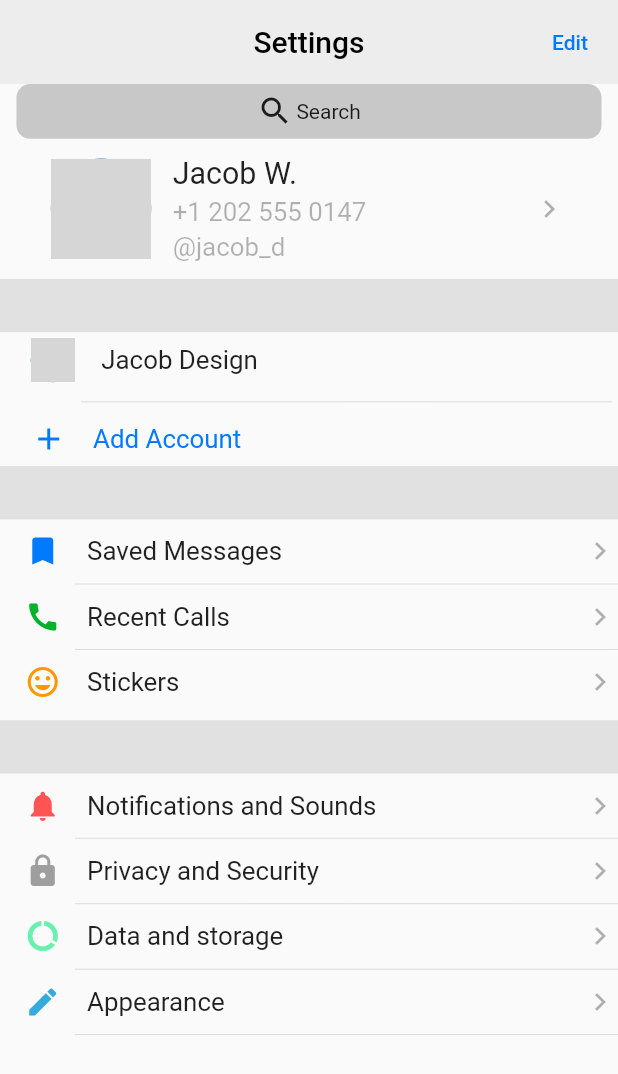
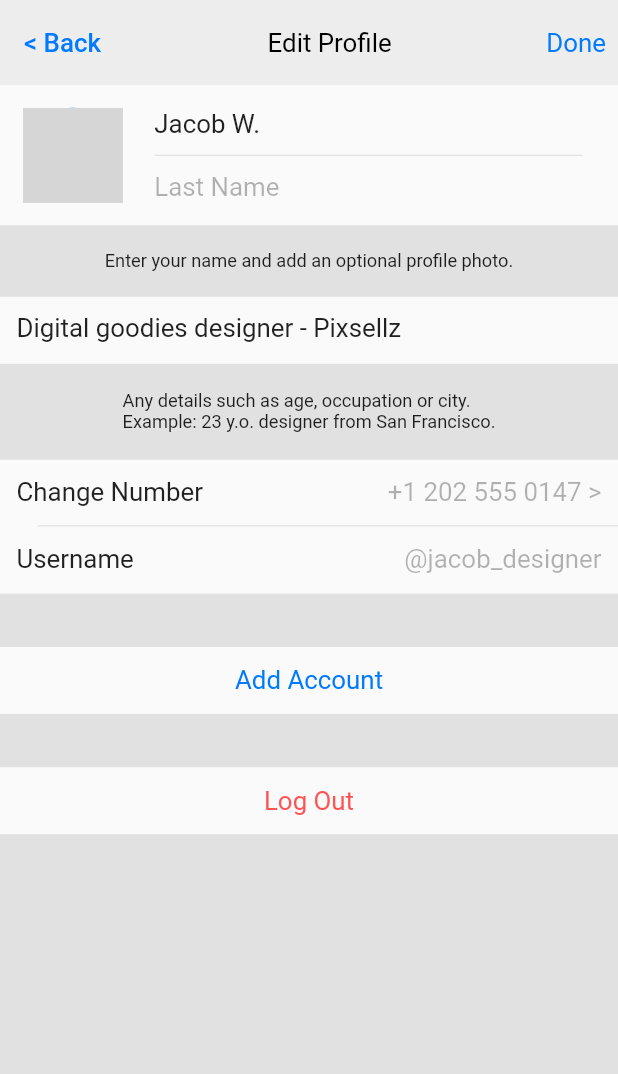
Before and after one commit to AbduraufUZB/telegramui, a Flutter app: the TgSettingsPage screen opened directly, after a tap on "Edit", on a phone screen of 412 x 824 dp. Shown: the top 1074 px of the screen. Run offline on Flutter 3.47's test engine with Material 2 defaults, Android fonts, the phone set to English and light mode, and no system bars; our stand-ins replace flutter_screenutil; network calls fail; grey boxes are pictures that could not be loaded.

Commit message:
added edit profile page

```diff
--- a/lib/routes/ui_routes.dart
+++ b/lib/routes/ui_routes.dart
@@ -2,6 +2,7 @@ import 'package:flutter/material.dart';
 import 'package:telegramui/core/components/tg_tabbar_page.dart';
 import 'package:telegramui/screens/auth/tg_authorization_page.dart';
 import 'package:telegramui/screens/contacts/contacts_info/contacts_info_page.dart';
+import 'package:telegramui/screens/settings/profile/tg_profile_page.dart';
 
 class UIRoutes {
   static final UIRoutes _instance = UIRoutes._init();
@@ -16,7 +17,12 @@ class UIRoutes {
       case "/tabbar":
         return MaterialPageRoute(builder: (ctx) => const TgTabBarPage());
       case "/contactsinfo":
-        return MaterialPageRoute(builder: (ctx) => ContactsInfoPage(map: args as Map,));
+        return MaterialPageRoute(
+            builder: (ctx) => ContactsInfoPage(
+                  map: args as Map,
+                ));
+      case "/profile":
+        return MaterialPageRoute(builder: (ctx) => const ProfilePage());
     }
   }
 }
--- /dev/null
+++ b/lib/screens/settings/profile/tg_profile_page.dart
@@ -0,0 +1,185 @@
+import 'package:flutter/material.dart';
+import 'package:flutter_screenutil/flutter_screenutil.dart';
+import 'package:telegramui/core/constants/color_const.dart';
+import 'package:telegramui/core/constants/font_const.dart';
+import 'package:telegramui/widgets/profile_widgets.dart';
+
+class ProfilePage extends StatelessWidget {
+  const ProfilePage({Key? key}) : super(key: key);
+
+  @override
+  Widget build(BuildContext context) {
+    return Scaffold(
+      body: SafeArea(
+        child: Column(
+          children: [
+            Container(
+              height: 56.h,
+              width: 375.w,
+              color: Colors.black.withOpacity(0.05),
+              child: Padding(
+                padding: const EdgeInsets.all(8.0),
+                child: Row(
+                  mainAxisAlignment: MainAxisAlignment.spaceBetween,
+                  children: [
+                    TextButton(
+                      onPressed: () {
+                        Navigator.pop(context);
+                      },
+                      child: Text("< Back",
+                          style: TextStyle(
+                              color: ColorConst.kBlueColor,
+                              fontSize: FontConst.kMediumFont.sp)),
+                    ),
+                    Text("Edit Profile",
+                        style: TextStyle(
+                            color: ColorConst.kBlackColor,
+                            fontSize: FontConst.kMediumFont.sp)),
+                    Text("Done",
+                        style: TextStyle(
+                            color: ColorConst.kBlueColor,
+                            fontSize: FontConst.kMediumFont.sp)),
+                  ],
+                ),
+              ),
+            ),
+            SizedBox(
+              height: 92.h,
+              width: 375.w,
+              child: Padding(
+                padding: const EdgeInsets.all(15.0),
+                child: Row(
+                  crossAxisAlignment: CrossAxisAlignment.center,
+                  children: [
+                    CircleAvatar(
+                        backgroundImage: const NetworkImage(
+                            "https://source.unsplash.com/random/1232"),
+                        radius: 33.r),
+                    SizedBox(width: 19.w),
+                    Expanded(
+                      child: Column(
+                        crossAxisAlignment: CrossAxisAlignment.start,
+                        mainAxisAlignment: MainAxisAlignment.spaceAround,
+                        children: [
+                          Text(
+                            "Jacob W.",
+                            style:
+                                TextStyle(fontSize: FontConst.kMediumFont.sp),
+                          ),
+                          SizedBox(
+                            height: 8.5.h,
+                          ),
+                          SizedBox(
+                            height: 1.h,
+                            width: 260.w,
+                            child: Divider(height: 1.h),
+                          ),
+                          SizedBox(
+                            height: 8.5.h,
+                          ),
+                          Text(
+                            "Last Name",
+                            style: TextStyle(
+                                color: ColorConst.kTextSecondaryColor,
+                                fontSize: FontConst.kMediumFont.sp),
+                          ),
+                        ],
+                      ),
+                    )
+                  ],
+                ),
+              ),
+            ),
+            Container(
+              color: Colors.black.withOpacity(0.1),
+              height: 47.h,
+              width: 375.w,
+              child: Center(
+                  child: Text(
+                      "Enter your name and add an optional profile photo.",
+                      style: TextStyle(fontSize: FontConst.kSmallFont.sp))),
+            ),
+            SizedBox(
+              height: 44.h,
+              width: 375.w,
+              child: Padding(
+                padding: const EdgeInsets.all(11.0),
+                child: Text("Digital goodies designer - Pixsellz",
+                    style: TextStyle(fontSize: FontConst.kMediumFont.sp)),
+              ),
+            ),
+            Container(
+              color: Colors.black.withOpacity(0.1),
+              height: 63.h,
+              width: 375.w,
+              child: Center(
+                child: Text(
+                  "Any details such as age, occupation or city.\nExample: 23 y.o. designer from San Francisco.",
+                  style: TextStyle(fontSize: FontConst.kSmallFont.sp),
+                ),
+              ),
+            ),
+            SizedBox(
+              height: 88.h,
+              width: 375.w,
+              child: Column(
+                children: [
+                  ProfileWidgets(
+                    text2: "+1 202 555 0147 >",
+                    text: "Change Number",
+                  ),
+                  SizedBox(
+                    height: 1.h,
+                    child: const Divider(indent: 25),
+                  ),
+                  ProfileWidgets(
+                    text2: "@jacob_designer",
+                    text: "Username",
+                  ),
+                ],
+              ),
+            ),
+            Container(
+              color: Colors.black.withOpacity(0.1),
+              height: 35.h,
+              width: 375.w,
+            ),
+            SizedBox(
+              height: 44.h,
+              width: 375.w,
+              child: Center(
+                child: Text(
+                  "Add Account",
+                  style: TextStyle(
+                      fontSize: FontConst.kMediumFont.sp,
+                      color: ColorConst.kBlueColor),
+                ),
+              ),
+            ),
+            Container(
+              color: Colors.black.withOpacity(0.1),
+              height: 35.h,
+              width: 375.w,
+            ),
+            SizedBox(
+              height: 44.h,
+              width: 375.w,
+              child: Center(
+                child: Text(
+                  "Log Out",
+                  style: TextStyle(
+                      fontSize: FontConst.kMediumFont.sp,
+                      color: ColorConst.kRedColor),
+                ),
+              ),
+            ),
+            Expanded(
+                child: Container(
+              color: Colors.black.withOpacity(0.1),
+            ))
+          ],
+        ),
+      ),
+    );
+  }
+}
--- a/lib/screens/settings/tg_settings_page.dart
+++ b/lib/screens/settings/tg_settings_page.dart
@@ -21,7 +21,9 @@ class TgSettingsPage extends StatelessWidget {
         ),
         actions: [
           TextButton(
-              onPressed: () {},
+              onPressed: () {
+                Navigator.pushNamed(context, "/profile");
+              },
               child: const Text("Edit",
                   style: TextStyle(color: ColorConst.kBlueColor)))
         ],
@@ -151,9 +153,7 @@ class TgSettingsPage extends StatelessWidget {
                   child: const Divider(indent: 50),
                 ),
                 SettingsWidget(
-                    icon: Icons.mood,
-                    text: "Stickers",
-                    color: Colors.orange),
+                    icon: Icons.mood, text: "Stickers", color: Colors.orange),
               ],
             ),
           ),
--- /dev/null
+++ b/lib/widgets/profile_widgets.dart
@@ -0,0 +1,35 @@
+import 'package:flutter/material.dart';
+import 'package:flutter_screenutil/flutter_screenutil.dart';
+import 'package:telegramui/core/constants/color_const.dart';
+import 'package:telegramui/core/constants/font_const.dart';
+
+class ProfileWidgets extends StatelessWidget {
+  String text, text2;
+  ProfileWidgets({Key? key, required this.text, required this.text2}) : super(key: key);
+
+  @override
+  Widget build(BuildContext context) {
+    return SizedBox(
+      height: 43.h,
+      width: 375.w,
+      child: Padding(
+        padding: const EdgeInsets.all(11.0),
+        child: Row(
+          mainAxisAlignment: MainAxisAlignment.spaceBetween,
+          children: [
+            Text(
+              text,
+              style: TextStyle(fontSize: FontConst.kMediumFont.sp),
+            ),
+            Text(
+              text2,
+              style: TextStyle(
+                  color: ColorConst.kTextSecondaryColor,
+                  fontSize: FontConst.kMediumFont.sp),
+            ),
+          ],
+        ),
+      ),
+    );
+  }
+}
```
